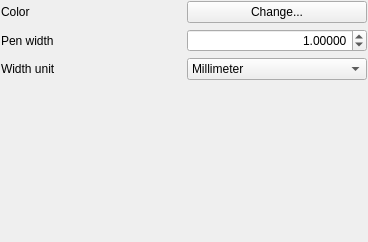
Qt form src/ui/symbollayer/widget_linedecoration.ui (carsmie/QGIS) before a commit.
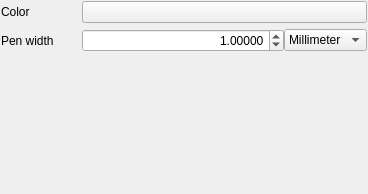
The same form after that commit. Custom widgets are drawn as their Qt base class.

Patch:
```diff
--- a/src/ui/symbollayer/widget_linedecoration.ui
+++ b/src/ui/symbollayer/widget_linedecoration.ui
@@ -7,18 +7,22 @@
     <x>0</x>
     <y>0</y>
     <width>368</width>
-    <height>242</height>
+    <height>194</height>
    </rect>
   </property>
   <property name="windowTitle">
    <string>Form</string>
   </property>
-  <layout class="QVBoxLayout" name="verticalLayout">
+  <layout class="QFormLayout" name="formLayout_2">
+   <property name="fieldGrowthPolicy">
+    <enum>QFormLayout::AllNonFixedFieldsGrow</enum>
+   </property>
+   <property name="horizontalSpacing">
+    <number>28</number>
+   </property>
    <property name="margin">
     <number>1</number>
    </property>
-   <item>
-    <layout class="QGridLayout" name="gridLayout">
      <item row="0" column="0">
       <widget class="QLabel" name="label">
        <property name="text">
@@ -35,7 +39,7 @@
         </sizepolicy>
        </property>
        <property name="text">
-        <string>Change...</string>
+      <string/>
        </property>
       </widget>
      </item>
@@ -47,7 +51,15 @@
       </widget>
      </item>
      <item row="1" column="1">
+    <layout class="QHBoxLayout" name="horizontalLayout">
+     <item>
       <widget class="QDoubleSpinBox" name="spinWidth">
+       <property name="sizePolicy">
+        <sizepolicy hsizetype="Minimum" vsizetype="Fixed">
+         <horstretch>1</horstretch>
+         <verstretch>0</verstretch>
+        </sizepolicy>
+       </property>
        <property name="alignment">
         <set>Qt::AlignRight|Qt::AlignTrailing|Qt::AlignVCenter</set>
        </property>
@@ -62,7 +74,7 @@
        </property>
       </widget>
      </item>
-     <item row="2" column="1">
+     <item>
       <widget class="QComboBox" name="mWidthUnitComboBox">
        <item>
         <property name="text">
@@ -76,28 +88,8 @@
        </item>
       </widget>
      </item>
-     <item row="2" column="0">
-      <widget class="QLabel" name="mWidthUnitLabel">
-       <property name="text">
-        <string>Width unit</string>
-       </property>
-      </widget>
-     </item>
     </layout>
    </item>
-   <item>
-    <spacer>
-     <property name="orientation">
-      <enum>Qt::Vertical</enum>
-     </property>
-     <property name="sizeHint" stdset="0">
-      <size>
-       <width>350</width>
-       <height>81</height>
-      </size>
-     </property>
-    </spacer>
-   </item>
   </layout>
  </widget>
  <customwidgets>
```
Left out of the diff: 4 changed lines with no effect on the pictures. Lines whose indentation alone changed are shown as unchanged.
